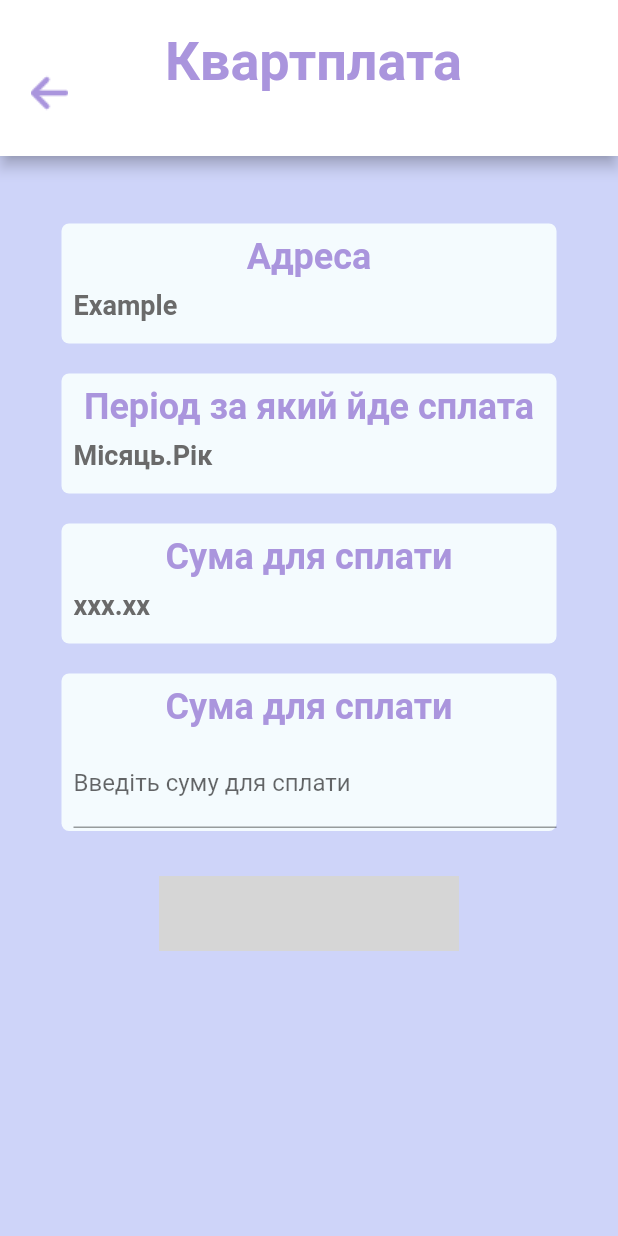
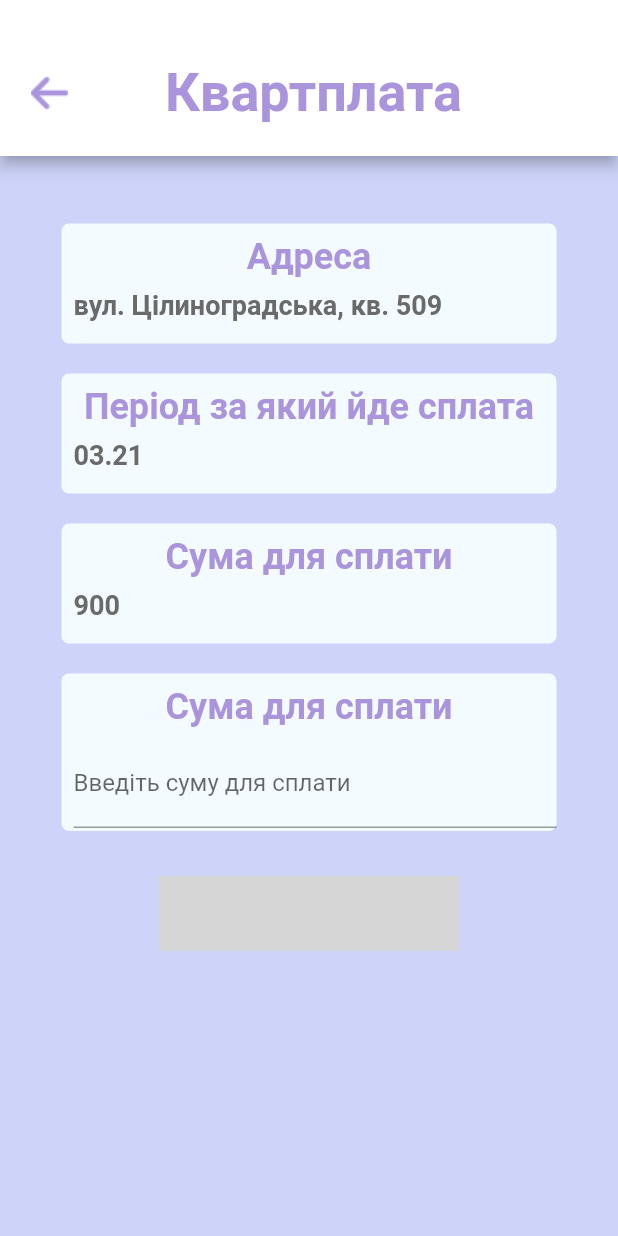
Before and after one commit to Hohrenda/UtilitiesHelper, a Flutter app: the HomeTab screen opened directly with empty values, after a tap on "Квартплата", on a phone screen of 412 x 824 dp. Run offline on Flutter 3.47's test engine with Material 2 defaults, Android fonts, the phone set to English and light mode, and no system bars; our stand-ins replace bloc, cloud_firestore, firebase_auth, firebase_core, flutter_bloc, google_fonts and 1 more; missing offline and left inert: flutter_facebook_login, pay, pay_platform_interface; accounts and stored records are empty; statements that could not run were skipped; grey boxes are pictures that could not be loaded.

Commit message:
Bug fixes

```diff
--- a/lib/screens/home/tabs/home_tab.dart
+++ b/lib/screens/home/tabs/home_tab.dart
@@ -37,7 +37,11 @@ class _HomeTabState extends State<HomeTab> {
                 isNotifyOn: true,
                 onTap: () {
                   NavigationUtils.toScreen(context,
-                      screen: PaymentForm(header: 'Квартплата'));
+                      screen: PaymentForm(
+                        header: 'Квартплата',
+                        address: "вул. Цілиноградська, кв. 509",
+                        date: "03.21",
+                        sum: "900",));
                 },
               ),
               UtilityItem(
--- a/lib/screens/home/tabs/profile_tab.dart
+++ b/lib/screens/home/tabs/profile_tab.dart
@@ -78,7 +78,7 @@ class _ProfileTabState extends State<ProfileTab> {
                               ),
                             ),
                             Text(
-                              widget.currentUser.name,
+                              " ",
                               style: GoogleFonts.roboto(
                                   textStyle: TextStyle(
                                       color: Color.fromRGBO(74, 84, 143, 1.0),
@@ -97,7 +97,7 @@ class _ProfileTabState extends State<ProfileTab> {
                               ),
                             ),
                             Text(
-                              widget.currentUser.name,
+                              " ",
                               style: GoogleFonts.roboto(
                                   textStyle: TextStyle(
                                       color: Color.fromRGBO(74, 84, 143, 1.0),
--- a/lib/screens/payment_screens/payment_form_screen.dart
+++ b/lib/screens/payment_screens/payment_form_screen.dart
@@ -11,8 +11,11 @@ import 'package:pay/pay.dart';
 
 class PaymentForm extends StatefulWidget {
   final String header;
+  final address;
+  final date;
+  final sum;
 
-  const PaymentForm({Key key, @required this.header}) : super(key: key);
+  const PaymentForm({Key key, @required this.header, this.address,this.date, this.sum}) : super(key: key);
 
   @override
   _PaymentFormState createState() => _PaymentFormState();
@@ -49,6 +52,7 @@ class _PaymentFormState extends State<PaymentForm> {
                   },
                 ),
                 Column(
+                  mainAxisAlignment: MainAxisAlignment.center,
                   children: <Widget>[
                     Text(
                       mass[0],
@@ -89,13 +93,13 @@ class _PaymentFormState extends State<PaymentForm> {
               child: Column(
                 children: <Widget>[
                   PaymentInfo(head: 'Адреса',
-                    foot: 'Example',
+                    foot: widget.address ?? 'Example',
                     isInput: false,
                     widthForm: 330,
                     heightForm: 80,),
                   Padding(
                     padding: const EdgeInsets.only(top: 20.0),
-                    child: PaymentInfo(foot: 'Місяць.Рік',
+                    child: PaymentInfo(foot: widget.date ??  'Місяць.Рік',
                       head: 'Період за який йде сплата',
                       isInput: false,
                       widthForm: 330,
@@ -103,11 +107,12 @@ class _PaymentFormState extends State<PaymentForm> {
                   ),
                   Padding(
                     padding: const EdgeInsets.only(top: 20.0),
-                    child: PaymentInfo(foot: 'xxx.xx',
+                    child: PaymentInfo(foot: widget.sum ?? 'xxx.xx',
                       head: 'Сума для сплати',
                       isInput: false,
                       widthForm: 330,
-                      heightForm: 80,),
+                      heightForm: 80,
+                    ),
                   ),
                   Padding(
                     padding: const EdgeInsets.only(top: 20.0),
```
